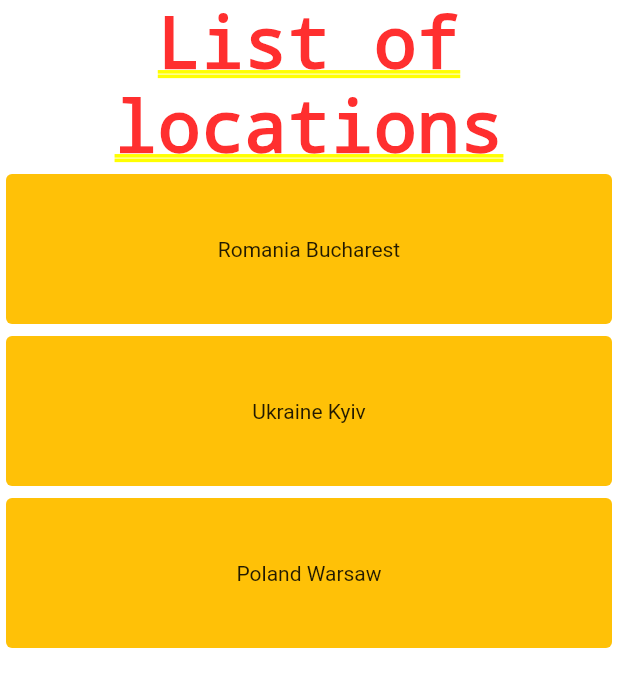
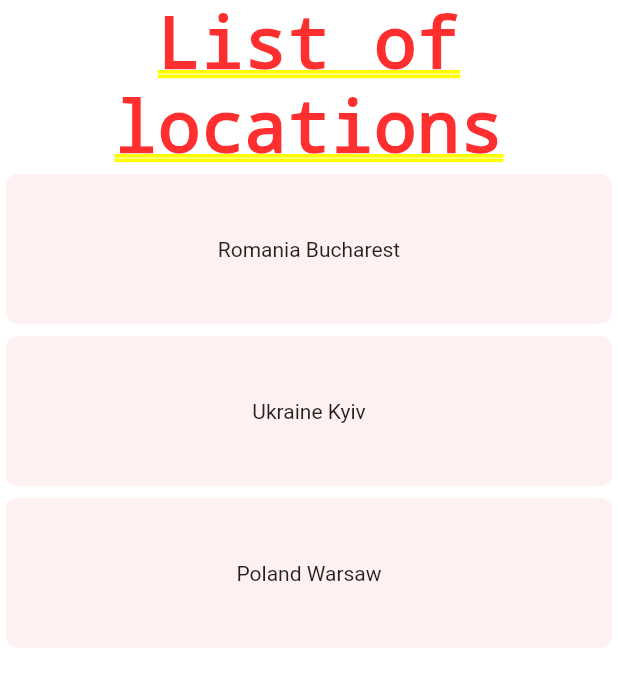
Before and after one commit to ovicristurean/CostOfLiving, a Flutter app: the screen it shows after launch, on a phone screen of 412 x 824 dp. Shown: the top 687 px of the screen. Run offline on Flutter 3.47's test engine with Material 2 defaults, Android fonts, the phone set to English and light mode, and no system bars; drawn by our look-alikes of dynamic_color; our stand-ins replace flutter_bloc, material_color_utilities; missing offline and left inert: dart:ffi.

Commit message:
provide theming

```diff
--- a/cost_of_living/lib/main.dart
+++ b/cost_of_living/lib/main.dart
@@ -1,4 +1,6 @@
 import 'package:cost_of_living/presentation/screens/home_screen.dart';
+import 'package:cost_of_living/ui_util/theme.dart';
+import 'package:dynamic_color/dynamic_color.dart';
 import 'package:flutter/material.dart';
 
 void main() {
@@ -11,21 +13,30 @@ class MyApp extends StatelessWidget {
   // This widget is the root of your application.
   @override
   Widget build(BuildContext context) {
-    return MaterialApp(
-      title: 'Flutter Demo',
-      theme: ThemeData(
-        // This is the theme of your application.
-        //
-        // Try running your application with "flutter run". You'll see the
-        // application has a blue toolbar. Then, without quitting the app, try
-        // changing the primarySwatch below to Colors.green and then invoke
-        // "hot reload" (press "r" in the console where you ran "flutter run",
-        // or simply save your changes to "hot reload" in a Flutter IDE).
-        // Notice that the counter didn't reset back to zero; the application
-        // is not restarted.
-        primarySwatch: Colors.blue,
+    final settings = ValueNotifier(ThemeSettings(
+      sourceColor: Colors.pink,
+      themeMode: ThemeMode.system,
+    ));
+
+    return DynamicColorBuilder(
+      builder: (ColorScheme? lightDynamic, ColorScheme? darkDynamic) =>
+          ThemeProvider(
+        settings: settings,
+        lightDynamic: lightDynamic,
+        darkDynamic: darkDynamic,
+        child: ValueListenableBuilder(
+            valueListenable: settings,
+            builder: (context, value, _) {
+              final theme = ThemeProvider.of(context);
+              return MaterialApp(
+                title: 'Flutter Demo',
+                theme: theme.light(settings.value.sourceColor),
+                darkTheme: theme.dark(settings.value.sourceColor),
+                themeMode: theme.themeMode(),
+                home: const MyHomePage(title: 'Flutter Demo Home Page'),
+              );
+            }),
       ),
-      home: const MyHomePage(title: 'Flutter Demo Home Page'),
     );
   }
 }
--- a/cost_of_living/lib/presentation/widgets/location_item.dart
+++ b/cost_of_living/lib/presentation/widgets/location_item.dart
@@ -15,7 +15,6 @@ class _LocationItemState extends State<LocationItem> {
   Widget build(BuildContext context) {
     return Card(
       elevation: 0,
-      color: Colors.amber,
       child: SizedBox(
         width: 300,
         height: 100,
--- /dev/null
+++ b/cost_of_living/lib/ui_util/theme.dart
@@ -0,0 +1,244 @@
+// Copyright 2022 The Flutter Authors. All rights reserved.
+// Use of this source code is governed by a BSD-style license that can be
+// found in the LICENSE file.
+
+import 'dart:math';
+
+import 'package:flutter/material.dart';
+import 'package:material_color_utilities/material_color_utilities.dart';
+
+class NoAnimationPageTransitionsBuilder extends PageTransitionsBuilder {
+  const NoAnimationPageTransitionsBuilder();
+
+  @override
+  Widget buildTransitions<T>(
+      PageRoute<T> route,
+      BuildContext context,
+      Animation<double> animation,
+      Animation<double> secondaryAnimation,
+      Widget child,
+      ) {
+    return child;
+  }
+}
+
+class ThemeSettingChange extends Notification {
+  ThemeSettingChange({required this.settings});
+  final ThemeSettings settings;
+}
+
+class ThemeProvider extends InheritedWidget {
+  const ThemeProvider(
+      {super.key,
+        required this.settings,
+        required this.lightDynamic,
+        required this.darkDynamic,
+        required super.child});
+
+  final ValueNotifier<ThemeSettings> settings;
+  final ColorScheme? lightDynamic;
+  final ColorScheme? darkDynamic;
+
+  final pageTransitionsTheme = const PageTransitionsTheme(
+    builders: <TargetPlatform, PageTransitionsBuilder>{
+      TargetPlatform.android: FadeUpwardsPageTransitionsBuilder(),
+      TargetPlatform.iOS: CupertinoPageTransitionsBuilder(),
+      TargetPlatform.linux: NoAnimationPageTransitionsBuilder(),
+      TargetPlatform.macOS: NoAnimationPageTransitionsBuilder(),
+      TargetPlatform.windows: NoAnimationPageTransitionsBuilder(),
+    },
+  );
+
+  Color custom(CustomColor custom) {
+    if (custom.blend) {
+      return blend(custom.color);
+    } else {
+      return custom.color;
+    }
+  }
+
+  Color blend(Color targetColor) {
+    return Color(
+        Blend.harmonize(targetColor.value, settings.value.sourceColor.value));
+  }
+
+  Color source(Color? target) {
+    Color source = settings.value.sourceColor;
+    if (target != null) {
+      source = blend(target);
+    }
+    return source;
+  }
+
+  ColorScheme colors(Brightness brightness, Color? targetColor) {
+    final dynamicPrimary = brightness == Brightness.light
+        ? lightDynamic?.primary
+        : darkDynamic?.primary;
+    return ColorScheme.fromSeed(
+      seedColor: dynamicPrimary ?? source(targetColor),
+      brightness: brightness,
+    );
+  }
+
+  ShapeBorder get shapeMedium => RoundedRectangleBorder(
+    borderRadius: BorderRadius.circular(8),
+  );
+
+  CardTheme cardTheme() {
+    return CardTheme(
+      elevation: 0,
+      shape: shapeMedium,
+      clipBehavior: Clip.antiAlias,
+    );
+  }
+
+  ListTileThemeData listTileTheme(ColorScheme colors) {
+    return ListTileThemeData(
+      shape: shapeMedium,
+      selectedColor: colors.secondary,
+    );
+  }
+
+  AppBarTheme appBarTheme(ColorScheme colors) {
+    return AppBarTheme(
+      elevation: 0,
+      backgroundColor: colors.surface,
+      foregroundColor: colors.onSurface,
+    );
+  }
+
+  TabBarTheme tabBarTheme(ColorScheme colors) {
+    return TabBarTheme(
+      labelColor: colors.secondary,
+      unselectedLabelColor: colors.onSurfaceVariant,
+      indicator: BoxDecoration(
+        border: Border(
+          bottom: BorderSide(
+            color: colors.secondary,
+            width: 2,
+          ),
+        ),
+      ),
+    );
+  }
+
+  BottomAppBarTheme bottomAppBarTheme(ColorScheme colors) {
+    return BottomAppBarTheme(
+      color: colors.surface,
+      elevation: 0,
+    );
+  }
+
+  BottomNavigationBarThemeData bottomNavigationBarTheme(ColorScheme colors) {
+    return BottomNavigationBarThemeData(
+      type: BottomNavigationBarType.fixed,
+      backgroundColor: colors.surfaceVariant,
+      selectedItemColor: colors.onSurface,
+      unselectedItemColor: colors.onSurfaceVariant,
+      elevation: 0,
+      landscapeLayout: BottomNavigationBarLandscapeLayout.centered,
+    );
+  }
+
+  NavigationRailThemeData navigationRailTheme(ColorScheme colors) {
+    return const NavigationRailThemeData();
+  }
+
+  DrawerThemeData drawerTheme(ColorScheme colors) {
+    return DrawerThemeData(
+      backgroundColor: colors.surface,
+    );
+  }
+
+  ThemeData light([Color? targetColor]) {
+    final colorScheme = colors(Brightness.light, targetColor);
+    return ThemeData.light().copyWith(
+      pageTransitionsTheme: pageTransitionsTheme,
+      colorScheme: colorScheme,
+      appBarTheme: appBarTheme(colorScheme),
+      cardTheme: cardTheme(),
+      listTileTheme: listTileTheme(colorScheme),
+      bottomAppBarTheme: bottomAppBarTheme(colorScheme),
+      bottomNavigationBarTheme: bottomNavigationBarTheme(colorScheme),
+      navigationRailTheme: navigationRailTheme(colorScheme),
+      tabBarTheme: tabBarTheme(colorScheme),
+      drawerTheme: drawerTheme(colorScheme),
+      scaffoldBackgroundColor: colorScheme.background,
+      useMaterial3: true,
+    );
+  }
+
+  ThemeData dark([Color? targetColor]) {
+    final colorScheme = colors(Brightness.dark, targetColor);
+    return ThemeData.dark().copyWith(
+      pageTransitionsTheme: pageTransitionsTheme,
+      colorScheme: colorScheme,
+      appBarTheme: appBarTheme(colorScheme),
+      cardTheme: cardTheme(),
+      listTileTheme: listTileTheme(colorScheme),
+      bottomAppBarTheme: bottomAppBarTheme(colorScheme),
+      bottomNavigationBarTheme: bottomNavigationBarTheme(colorScheme),
+      navigationRailTheme: navigationRailTheme(colorScheme),
+      tabBarTheme: tabBarTheme(colorScheme),
+      drawerTheme: drawerTheme(colorScheme),
+      scaffoldBackgroundColor: colorScheme.background,
+      useMaterial3: true,
+    );
+  }
+
+  ThemeMode themeMode() {
+    return settings.value.themeMode;
+  }
+
+  ThemeData theme(BuildContext context, [Color? targetColor]) {
+    final brightness = MediaQuery.of(context).platformBrightness;
+    return brightness == Brightness.light
+        ? light(targetColor)
+        : dark(targetColor);
+  }
+
+  static ThemeProvider of(BuildContext context) {
+    return context.dependOnInheritedWidgetOfExactType<ThemeProvider>()!;
+  }
+
+  @override
+  bool updateShouldNotify(covariant ThemeProvider oldWidget) {
+    return oldWidget.settings != settings;
+  }
+}
+
+class ThemeSettings {
+  ThemeSettings({
+    required this.sourceColor,
+    required this.themeMode,
+  });
+
+  final Color sourceColor;
+  final ThemeMode themeMode;
+}
+
+Color randomColor() {
+  return Color(Random().nextInt(0xFFFFFFFF));
+}
+
+// Custom Colors
+const linkColor = CustomColor(
+  name: 'Link Color',
+  color: Color(0xFF00B0FF),
+);
+
+class CustomColor {
+  const CustomColor({
+    required this.name,
+    required this.color,
+    this.blend = true,
+  });
+
+  final String name;
+  final Color color;
+  final bool blend;
+
+  Color value(ThemeProvider provider) {
+    return provider.custom(this);
+  }
+}
--- a/cost_of_living/pubspec.yaml
+++ b/cost_of_living/pubspec.yaml
@@ -32,6 +32,8 @@ dependencies:
   flutter:
     sdk: flutter
   flutter_bloc: ^8.1.1
+  material_color_utilities:
+  dynamic_color:
 
 
   # The following adds the Cupertino Icons font to your application.
```
Also changed, not shown: cost_of_living/pubspec.lock, 5 other files.
